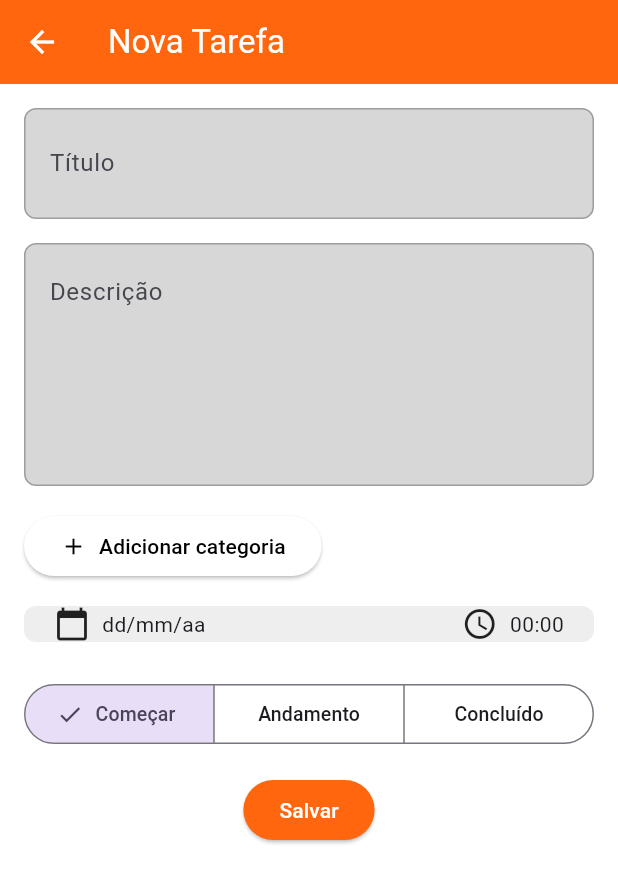
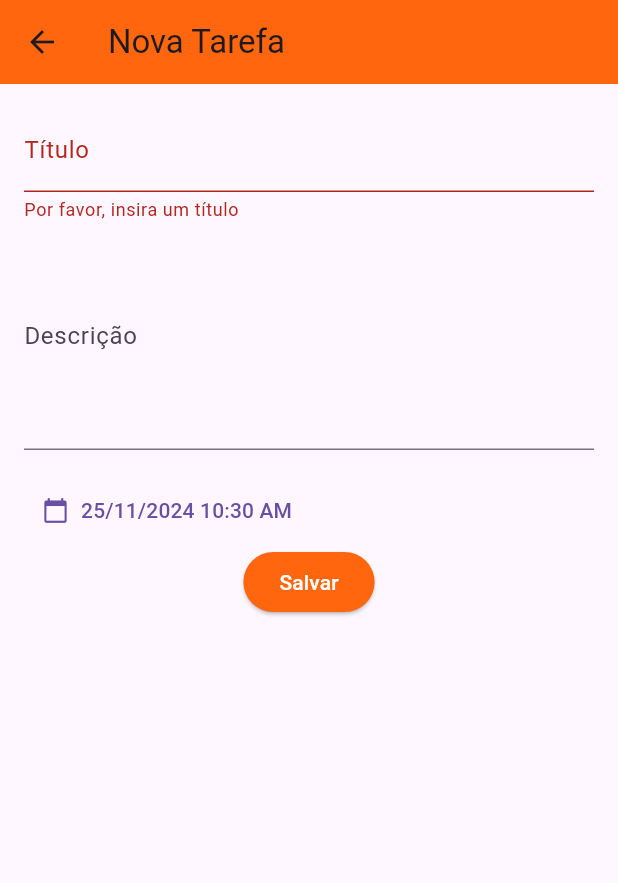
Before and after one commit to piquibr/Flutter_Project_Facul_definitive, a Flutter app: the CreatetaskScreen screen opened directly, after a tap on "Salvar", on a phone screen of 412 x 824 dp. Shown: the top 883 px of the screen. Run offline on Flutter 3.47's test engine with Material 3 defaults, Android fonts, the phone set to English and light mode, and no system bars; our stand-ins replace auto_size_text.

Commit message:
atualizacao de api e flutter tarefas criar e exibir

```diff
--- a/express-firebase-api/package.json
+++ b/express-firebase-api/package.json
@@ -18,7 +18,8 @@
     "express-cors": "^0.0.3",
     "firebase": "^11.0.2",
     "firebase-admin": "^13.0.1",
-    "jsonwebtoken": "^9.0.2"
+    "jsonwebtoken": "^9.0.2",
+    "moment": "^2.30.1"
   },
   "devDependencies": {
     "nodemon": "^3.1.7"
--- a/lib/pages/mainPages/createTask-page.dart
+++ b/lib/pages/mainPages/createTask-page.dart
@@ -1,4 +1,37 @@
 import 'package:flutter/material.dart';
+import 'dart:convert';
+import 'package:http/http.dart' as http;
+import 'package:intl/intl.dart'; // Importar para formatação de datas
+
+class ApiService {
+  static const String baseUrl = 'http://localhost:8080/api';
+
+  // Criar tarefa
+  static Future<Map<String, dynamic>> createTask({
+    required String userId,
+    required String titulo,
+    required String descricao,
+    required String horario,
+  }) async {
+    final url = Uri.parse('$baseUrl/tarefas');
+    final response = await http.post(
+      url,
+      headers: {'Content-Type': 'application/json'},
+      body: json.encode({
+        'userId': userId,
+        'titulo': titulo,
+        'descricao': descricao,
+        'horario': horario,
+      }),
+    );
+
+    if (response.statusCode == 201) {
+      return json.decode(response.body);
+    } else {
+      throw Exception('Erro ao criar tarefa: ${response.body}');
+    }
+  }
+}
 
 class Createtask extends StatelessWidget {
   @override
@@ -19,43 +52,82 @@ class _CreatetaskState extends State<CreatetaskScreen> {
   final _formKey = GlobalKey<FormState>();
   String _titulo = '';
   String _descricao = '';
-  String _categoria = '';
   DateTime _dataLimite = DateTime.now();
   TimeOfDay _horaLimite = TimeOfDay.now();
-  bool _concluida = false;
-  final ValueNotifier<String> _selectedStatus = ValueNotifier<String>('Começar');
+  final String _userId = 'BWOXEy1N5nnn886D8ziv';
+
+  Future<void> _saveTask() async {
+    if (_formKey.currentState?.validate() ?? false) {
+      _formKey.currentState?.save();
+
+      final horario = DateTime(
+        _dataLimite.year,
+        _dataLimite.month,
+        _dataLimite.day,
+        _horaLimite.hour,
+        _horaLimite.minute,
+      );
+
+      // Formatando a data no formato "DD/MM/YYYY HH:mm"
+      final formattedHorario = DateFormat('dd/MM/yyyy HH:mm').format(horario);
+
+      try {
+        final response = await ApiService.createTask(
+          userId: _userId,
+          titulo: _titulo,
+          descricao: _descricao,
+          horario: formattedHorario,
+        );
+        print('Tarefa salva com sucesso: ${response['id']}');
+        ScaffoldMessenger.of(context).showSnackBar(
+          SnackBar(content: Text('Tarefa criada com sucesso!')),
+        );
+      } catch (e) {
+        print('Erro ao salvar tarefa: $e');
+        ScaffoldMessenger.of(context).showSnackBar(
+          SnackBar(content: Text('Erro ao criar tarefa!')),
+        );
+      }
+    }
+  }
+
+  Future<void> _selectDateTime() async {
+    final date = await showDatePicker(
+      context: context,
+      initialDate: _dataLimite,
+      firstDate: DateTime.now(),
+      lastDate: DateTime(2100),
+    );
+    if (date != null) {
+      final time = await showTimePicker(
+        context: context,
+        initialTime: _horaLimite,
+      );
+      if (time != null) {
+        setState(() {
+          _dataLimite = date;
+          _horaLimite = time;
+        });
+      }
+    }
+  }
 
   @override
   Widget build(BuildContext context) {
     return Scaffold(
-      backgroundColor: Colors.white, // Cor de fundo do Scaffold
       appBar: AppBar(
-        title: Text('Nova Tarefa', style: TextStyle(color: Colors.white)), // Título em branco
+        title: Text('Nova Tarefa'),
         backgroundColor: const Color.fromARGB(255, 255, 102, 14),
-        iconTheme: IconThemeData(color: Colors.white), // Ícone de voltar em branco
       ),
-      resizeToAvoidBottomInset: true,
       body: SingleChildScrollView(
         padding: const EdgeInsets.all(16.0),
         child: Form(
           key: _formKey,
           child: Column(
             crossAxisAlignment: CrossAxisAlignment.start,
-            children: <Widget>[
-              Container(
-                decoration: BoxDecoration(
-                  border: Border.all(color: Colors.grey),
-                  borderRadius: BorderRadius.circular(8.0),
-                  color: const Color.fromARGB(40, 0, 0, 0), // Fundo cinza claro
-                ),
-                child: Padding(
-                  padding: const EdgeInsets.symmetric(horizontal: 16.0, vertical: 12.0),
-                  child: TextFormField(
-                    decoration: InputDecoration(
-
-                      border: InputBorder.none,
-                      hintText: 'Título',
-                    ),
+            children: [
+              TextFormField(
+                decoration: InputDecoration(labelText: 'Título'),
                 validator: (value) {
                   if (value == null || value.isEmpty) {
                     return 'Por favor, insira um título';
@@ -66,42 +138,21 @@ class _CreatetaskState extends State<CreatetaskScreen> {
                   _titulo = value!;
                 },
               ),
-                ),
-              ),
-              SizedBox(height: 16.0),
-              Container(
-                decoration: BoxDecoration(
-                  border: Border.all(color: Colors.grey),
-                  borderRadius: BorderRadius.circular(8.0),
-                  color: const Color.fromARGB(40, 0, 0, 0), // Fundo cinza claro
-                ),
-                child: Padding(
-                  padding: const EdgeInsets.symmetric(horizontal: 16.0, vertical: 12.0),
-                  child: TextFormField(
-                    decoration: InputDecoration(
-                      border: InputBorder.none,
-                      hintText: 'Descrição',
-                    ),
+              TextFormField(
+                decoration: InputDecoration(labelText: 'Descrição'),
                 maxLines: 5,
                 onSaved: (value) {
                   _descricao = value!;
                 },
               ),
+              SizedBox(height: 16.0),
+              TextButton.icon(
+                onPressed: _selectDateTime,
+                icon: Icon(Icons.calendar_today),
+                label: Text(
+                    '${_dataLimite.day}/${_dataLimite.month}/${_dataLimite.year} ${_horaLimite.format(context)}'),
               ),
-              ),
-              SizedBox(height: 16.0),
-              AdicionarCategoriaButton(),
-              SizedBox(height: 16.0),
-              TempoLimiteButton(),
-              SizedBox(height: 16.0),
-              StatusSelector(selectedStatus: _selectedStatus),
-              SizedBox(height: 16.0),
-              SaveTaskButton(
-                onPressed: () {
-                  // Ação ao pressionar o botão, por exemplo, salvar uma tarefa
-                },
-              )
-
+              SaveTaskButton(onPressed: _saveTask),
             ],
           ),
         ),
@@ -120,130 +171,14 @@ class SaveTaskButton extends StatelessWidget {
     return Center(
       child: ElevatedButton(
         style: ElevatedButton.styleFrom(
-          backgroundColor: const Color.fromARGB(255, 255, 102, 14), // Cor do botão
+          backgroundColor: const Color.fromARGB(255, 255, 102, 14),
         ),
         onPressed: onPressed,
-        child: const Text('Salvar',
+        child: const Text(
+          'Salvar',
           style: TextStyle(color: Colors.white),
         ),
       ),
     );
   }
 }
-
-
-
-class AdicionarCategoriaButton extends StatelessWidget {
-  const AdicionarCategoriaButton({Key? key}) : super(key: key);
-
-  @override
-  Widget build(BuildContext context) {
-    return ElevatedButton(
-      style: ElevatedButton.styleFrom(
-        backgroundColor: Colors.white, // Cor de fundo branca
-      ),
-      onPressed: () {
-        print('Botão Adicionar Categoria pressionado!');
-      },
-      child: Row(
-        mainAxisSize: MainAxisSize.min, // Ajusta o tamanho do botão ao conteúdo
-        children: [
-          const Icon(Icons.add, color: Colors.black),
-          const SizedBox(width: 8),
-          const Text(
-            'Adicionar categoria',
-            style: TextStyle(color: Colors.black), // Cor do texto em preto
-          ),
-        ],
-      ),
-    );
-  }
-}
-
-
-class StatusSelector extends StatelessWidget {
-  final ValueNotifier<String> selectedStatus;
-
-  const StatusSelector({Key? key, required this.selectedStatus}) : super(key: key);
-
-  @override
-  Widget build(BuildContext context) {
-    return Column(
-      children: [
-        const SizedBox(height: 8),
-        ValueListenableBuilder<String>(
-          valueListenable: selectedStatus,
-          builder: (context, value, child) {
-            return SizedBox(
-              width: 400, // Largura fixa para manter o tamanho dos botões
-              child: SegmentedButton<String>(
-                segments: const <ButtonSegment<String>>[
-                  ButtonSegment<String>(
-                    value: 'Começar',
-                    label: Text(
-                      'Começar',
-                      style: TextStyle(fontSize: 13),
-                    ),
-                  ),
-                  ButtonSegment<String>(
-                    value: 'Andamento',
-                    label: Text(
-                      'Andamento',
-                      style: TextStyle(fontSize: 13),
-                    ),
-                  ),
-                  ButtonSegment<String>(
-                    value: 'Concluído',
-                    label: Text(
-                      'Concluído',
-                      style: TextStyle(fontSize: 13),
-                    ),
-                  ),
-                ],
-                selected: {value},
-                onSelectionChanged: (Set<String> newSelection) {
-                  selectedStatus.value = newSelection.first;
-                },
-              ),
-            );
-          },
-        ),
-      ],
-    );
-  }
-}
-
-
-class TempoLimiteButton extends StatelessWidget {
-  const TempoLimiteButton({Key? key}) : super(key: key);
-
-  @override
-  Widget build(BuildContext context) {
-    return Container(
-      padding: const EdgeInsets.symmetric(horizontal: 20.0),
-      decoration: BoxDecoration(
-        color: Colors.grey[200],
-        borderRadius: BorderRadius.circular(8.0),
-      ),
-      child: Row(
-        mainAxisAlignment: MainAxisAlignment.spaceBetween,
-        children: [
-          Row(
-            children: [
-              Icon(Icons.calendar_today),
-              const SizedBox(width: 8.0),
-              Text('dd/mm/aa'),
-            ],
-          ),
-          Row(
-            children: [
-              Icon(Icons.access_time),
-              const SizedBox(width: 8.0),
-              Text('00:00'),
-            ],
-          ),
-        ],
-      ),
-    );
-  }
-}
--- a/pubspec.yaml
+++ b/pubspec.yaml
@@ -31,6 +31,7 @@ dependencies:
   flutter:
     sdk: flutter
   http: ^0.13.4
+  intl: ^0.17.0
 
 
   # The following adds the Cupertino Icons font to your application.
```
Also changed, not shown: lib/pages/mainPages/inicialMain-page.dart (+158 -246 lines), express-firebase-api/package-lock.json, pubspec.lock, 1 other file. Lines whose indentation alone changed are shown as unchanged.
